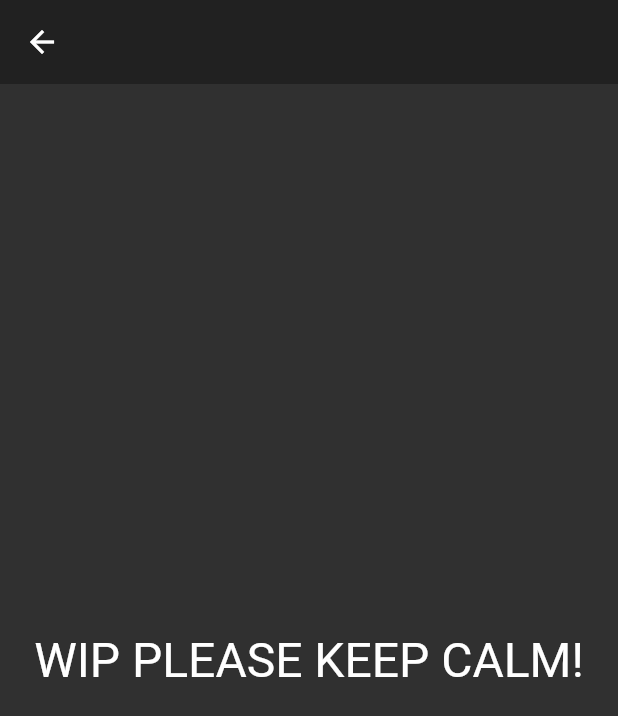
After one commit to Tusharsharma118/Traffic-Sign-Classifier-Flutter, a Flutter app: the PredicitonHistory screen opened by its route, on a phone screen of 412 x 824 dp. The commit adds this screen. Shown: the top 716 px of the screen. Run offline on Flutter 3.47's test engine with Material 2 defaults, Android fonts, the phone set to English and light mode, and no system bars; our stand-ins replace image_picker.

Commit message:
added wip indicator

```diff
--- a/lib/common_widgets/text_view.dart
+++ b/lib/common_widgets/text_view.dart
@@ -8,7 +8,7 @@ class TextView extends StatelessWidget {
 
   @override
   Widget build(BuildContext context) {
-    // TODO: implement build
+
     return Column(
       mainAxisAlignment: MainAxisAlignment.end,
       crossAxisAlignment: CrossAxisAlignment.stretch,
--- a/lib/models/ClassifierResult.dart
+++ b/lib/models/ClassifierResult.dart
@@ -1,4 +1,3 @@
-
 // To parse this JSON data, do
 //
 //     final predicition = predicitionFromJson(jsonString);
@@ -12,19 +11,23 @@ String predicitionToJson(Predicition data) => json.encode(data.toJson());
 class Predicition {
     String predicitionClass;
     String classDesc;
+    int confidence;
 
     Predicition({
         this.predicitionClass,
         this.classDesc,
+        this.confidence,
     });
 
     factory Predicition.fromJson(Map<String, dynamic> json) => Predicition(
         predicitionClass: json["class"],
         classDesc: json["class_desc"],
+        confidence: json["confidence"],
     );
 
     Map<String, dynamic> toJson() => {
         "class": predicitionClass,
         "class_desc": classDesc,
+        "confidence": confidence,
     };
 }
--- a/lib/models/MenuData.dart
+++ b/lib/models/MenuData.dart
@@ -9,7 +9,7 @@ class MenuData{
 
     static List<MenuData> fetchAll(){
       return [MenuData('CLASSIFY TRAFFIC SIGN','assets/images/predict.jpg',ClassifierTitleRoute),
-      MenuData('Prediction History','assets/images/predict2.jpg',ClassifierResultRoute),
-      MenuData('About Us','assets/images/AboutUs.jpg',AboutUsRoute)];
+      MenuData('PREDICTION HISTORY','assets/images/predict2.jpg',HistoryPage),
+      MenuData('ABOUT US','assets/images/AboutUs.jpg',AboutUsRoute)];
     }
   }
--- a/lib/screens/classifier_screen/predictor_page.dart
+++ b/lib/screens/classifier_screen/predictor_page.dart
@@ -48,7 +48,7 @@ class _PredictorPageState extends State<PredictorPage> {
       return Post.fromJson(json.decode(response.body));
     } else {
       // If that call was not successful, throw an error.
-       print("ERROR");
+      print("ERROR");
       throw Exception('Failed to load post');
     }
   }
@@ -58,7 +58,7 @@ class _PredictorPageState extends State<PredictorPage> {
     _doNothing();
     // End test code
     Navigator.pushNamed(context, ClassifierResultRoute,
-        arguments: {'image': _image, 'posts' : fetchResults()});
+        arguments: {'image': _image, 'posts': fetchResults()});
     _selectedButton = 0;
     if (_image != null) {
       _selectedButton = 2;
@@ -120,7 +120,6 @@ class _PredictorPageState extends State<PredictorPage> {
         _predict(context);
         break;
       default:
-        null;
     }
   }
 
--- /dev/null
+++ b/lib/screens/prediction_history.dart
@@ -0,0 +1,17 @@
+import 'package:flutter/material.dart';
+
+class PredicitonHistory extends StatelessWidget {
+  @override
+  Widget build(BuildContext context) {
+    // TODO: implement build
+    return Scaffold(
+        appBar: AppBar(
+          elevation: 0,
+        ),
+        body: Center(
+          child: Container(
+            child: Text("WIP PLEASE KEEP CALM!",style: TextStyle(fontSize: 32),),
+          ),
+        ));
+  }
+}
--- a/lib/screens/traffic_app.dart
+++ b/lib/screens/traffic_app.dart
@@ -5,11 +5,13 @@ import 'package:traffic_sign_identity/screens/about_us.dart';
 import 'package:traffic_sign_identity/screens/classifier_screen/predictor_page.dart';
 import 'package:traffic_sign_identity/screens/classifier_screen/result_screen.dart';
 import 'package:traffic_sign_identity/screens/home.dart';
+import 'package:traffic_sign_identity/screens/prediction_history.dart';
 
-const HomeRoute = "/";  // '/' is default home route
+const HomeRoute = "/"; // '/' is default home route
 const ClassifierTitleRoute = "/classifier";
 const ClassifierResultRoute = "/classifier/result";
 const AboutUsRoute = "/aboutus";
+const HistoryPage = "/history";
 
 class TrafficApp extends StatelessWidget {
   @override
@@ -17,19 +19,18 @@ class TrafficApp extends StatelessWidget {
     SystemChrome.setSystemUIOverlayStyle(SystemUiOverlayStyle(
       statusBarColor: Colors.transparent,
     ));
-    // TODO: implement build
+
     return MaterialApp(
         debugShowCheckedModeBanner: false,
         onGenerateRoute: _routes(),
         theme: ThemeData.dark(),
-      home:HomeScreen());
+        home: HomeScreen());
     // home: HomeScreen());
   }
 
-
-  RouteFactory _routes(){
-    return (settings){
-      final Map<String,dynamic> arguments = settings.arguments;
+  RouteFactory _routes() {
+    return (settings) {
+      final Map<String, dynamic> arguments = settings.arguments;
       Widget screen;
       switch (settings.name) {
         case HomeRoute:
@@ -39,16 +40,18 @@ class TrafficApp extends StatelessWidget {
           screen = PredictorPage();
           break;
         case ClassifierResultRoute:
-          screen =ResultScreen(arguments['image'],arguments['posts']);
+          screen = ResultScreen(arguments['image'], arguments['posts']);
           break;
         case AboutUsRoute:
           screen = AboutUs();
           break;
+        case HistoryPage:
+          screen = PredicitonHistory();
+          break;
         default:
           screen = null;
       }
-      return MaterialPageRoute(builder: ((BuildContext context) =>screen));
+      return MaterialPageRoute(builder: ((BuildContext context) => screen));
     };
   }
-
 }
```
Also changed, not shown: lib/common_widgets/tile_text.dart (+1 -12 lines), lib/screens/classifier_screen/result_screen.dart (+15 -6 lines). Lines whose indentation alone changed are shown as unchanged.
